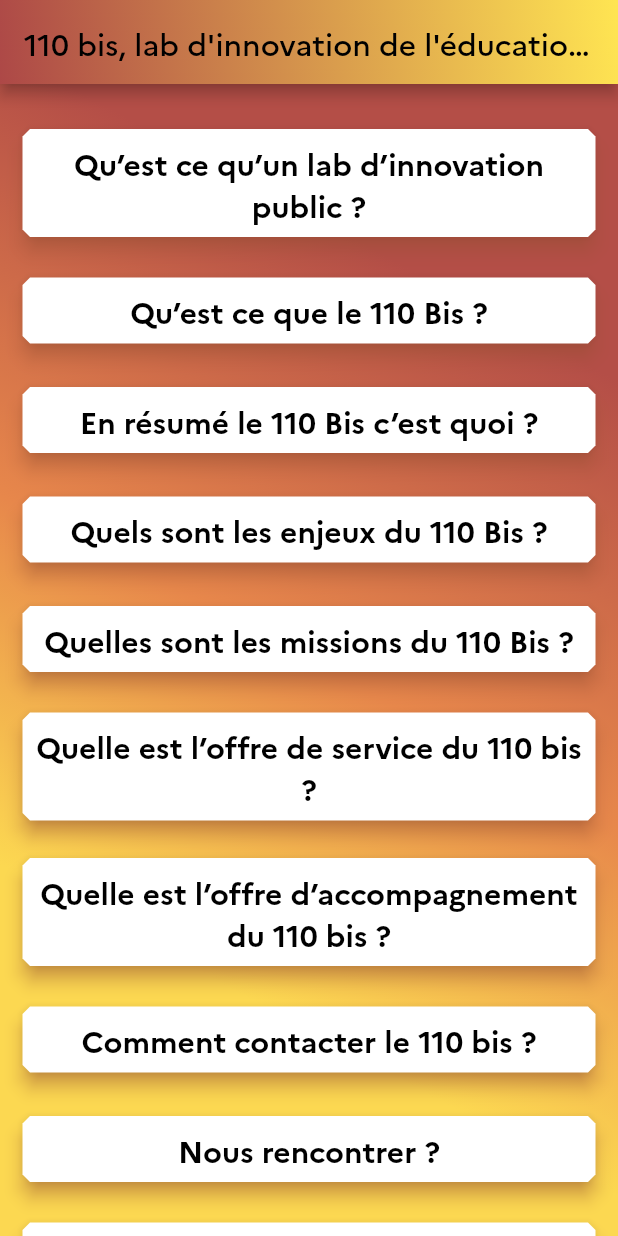
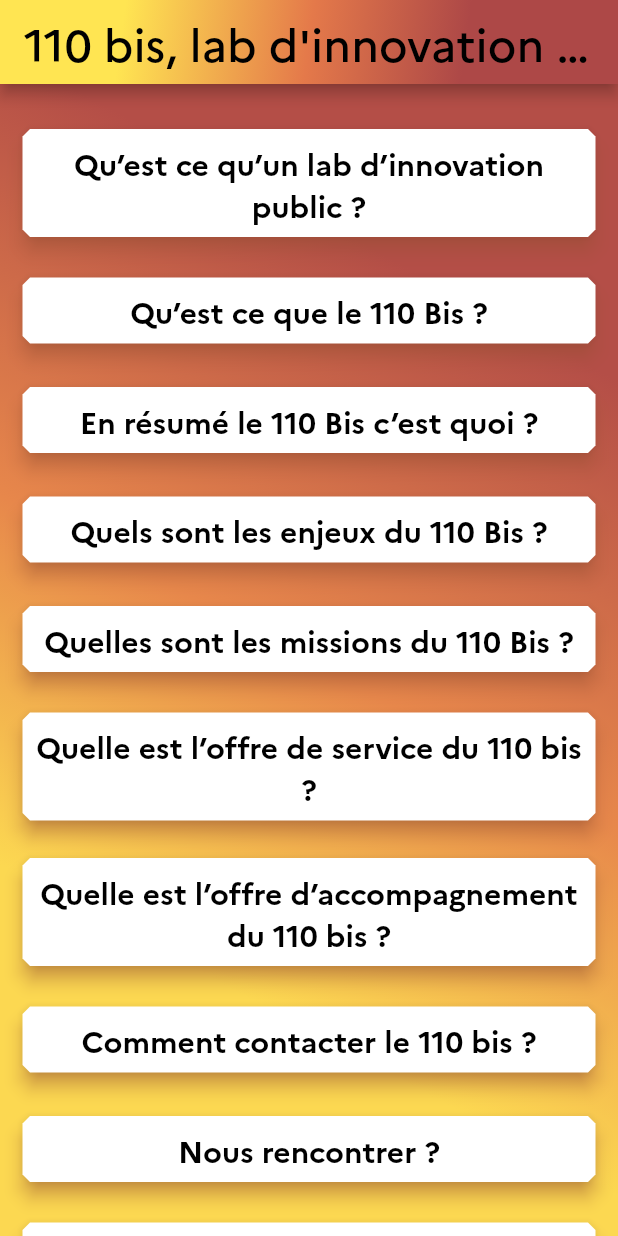
Before and after one commit to 110bis/ChatBox110bis, a Flutter app: the screen it shows after launch, on a phone screen of 412 x 824 dp. Run offline on Flutter 3.47's test engine with Material 2 defaults, Android fonts, the phone set to English and light mode, and no system bars; our stand-ins replace csv.

Commit message:
[REF] refact code

```diff
--- a/lib/components/appbar.dart
+++ b/lib/components/appbar.dart
@@ -17,18 +17,17 @@ class AppBarState extends State<AppBarPage> {
     return AppBar(
       title: const Text(
         Lab.name,
-        style: TextStyle(color: Colors.black),
+        style: TextStyle(color: Colors.black, fontSize: 30),
       ),
       centerTitle: true,
       flexibleSpace: Container(
         decoration: const BoxDecoration(
             gradient: LinearGradient(
-                begin: Alignment.topRight,
-                end: Alignment.bottomLeft,
-                colors: [
-              Color.fromARGB(255, 255, 229, 82),
-              Color.fromARGB(255, 173, 72, 71),
-            ])),
+          begin: Alignment.topLeft,
+          end: Alignment.bottomRight,
+          stops: [0.2, 0.5, 0.75],
+          colors: Lab.colorList,
+        )),
       ),
     );
   }
```
